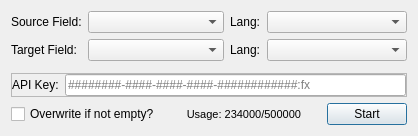
Above: form.ui from kelciour/deepl-translator before the change. Below: the same form after it.
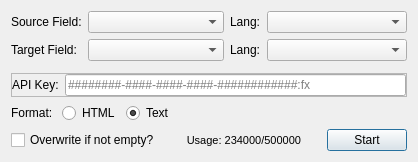
That is the form after the change.

Commit message:
Support HTML translation
Closes #1

```diff
--- a/form.ui
+++ b/form.ui
@@ -10,7 +10,7 @@
     <x>0</x>
     <y>0</y>
     <width>409</width>
-    <height>132</height>
+    <height>160</height>
    </rect>
   </property>
   <property name="sizePolicy">
@@ -196,6 +196,50 @@
      </layout>
     </widget>
    </item>
+   <item>
+    <layout class="QHBoxLayout" name="horizontalLayout_4">
+     <item>
+      <widget class="QLabel" name="label_6">
+       <property name="text">
+        <string>Format: </string>
+       </property>
+      </widget>
+     </item>
+     <item>
+      <widget class="QRadioButton" name="formatHTML">
+       <property name="text">
+        <string>HTML</string>
+       </property>
+       <property name="checked">
+        <bool>false</bool>
+       </property>
+      </widget>
+     </item>
+     <item>
+      <widget class="QRadioButton" name="formatText">
+       <property name="text">
+        <string>Text</string>
+       </property>
+       <property name="checked">
+        <bool>true</bool>
+       </property>
+      </widget>
+     </item>
+     <item>
+      <spacer name="horizontalSpacer_4">
+       <property name="orientation">
+        <enum>Qt::Horizontal</enum>
+       </property>
+       <property name="sizeHint" stdset="0">
+        <size>
+         <width>40</width>
+         <height>20</height>
+        </size>
+       </property>
+      </spacer>
+     </item>
+    </layout>
+   </item>
    <item>
     <layout class="QHBoxLayout" name="horizontalLayout_3">
      <property name="sizeConstraint">
```
The commit also changes 2 other files.
